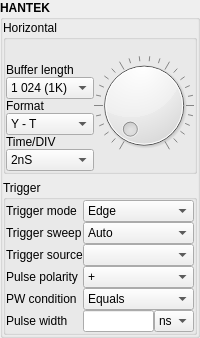
Old version of the form config.ui in the repository anatoltrush/OscillO.
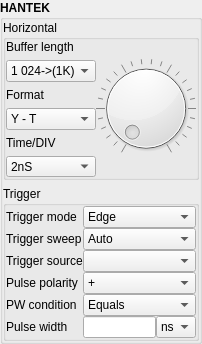
New version of the form.

The edit to the form file:
```diff
--- a/config.ui
+++ b/config.ui
@@ -61,6 +61,9 @@
       <property name="horizontalSpacing">
        <number>0</number>
       </property>
+      <property name="verticalSpacing">
+       <number>6</number>
+      </property>
       <item row="0" column="0">
        <widget class="QGroupBox" name="gBHorizontal">
         <property name="maximumSize">
@@ -95,6 +98,12 @@
          </property>
          <item row="0" column="1" rowspan="2">
           <widget class="QDial" name="dialTimDiv">
+           <property name="sizePolicy">
+            <sizepolicy hsizetype="Expanding" vsizetype="Preferred">
+             <horstretch>0</horstretch>
+             <verstretch>0</verstretch>
+            </sizepolicy>
+           </property>
            <property name="minimumSize">
             <size>
              <width>100</width>
@@ -117,6 +126,9 @@
          </item>
          <item row="1" column="0">
           <layout class="QVBoxLayout" name="vLTDiv">
+           <property name="spacing">
+            <number>6</number>
+           </property>
            <item>
             <widget class="QLabel" name="label_5">
              <property name="text">
@@ -126,9 +138,21 @@
            </item>
            <item>
             <widget class="QComboBox" name="cBBufLen">
+             <property name="sizePolicy">
+              <sizepolicy hsizetype="Minimum" vsizetype="Fixed">
+               <horstretch>0</horstretch>
+               <verstretch>0</verstretch>
+              </sizepolicy>
+             </property>
+             <property name="maximumSize">
+              <size>
+               <width>90</width>
+               <height>16777215</height>
+              </size>
+             </property>
              <item>
               <property name="text">
-               <string>1 024 (1K)</string>
+               <string>1 024-&gt;(1K)</string>
               </property>
              </item>
              <item>
@@ -157,6 +181,12 @@
            </item>
            <item>
             <widget class="QComboBox" name="cBFormat">
+             <property name="maximumSize">
+              <size>
+               <width>90</width>
+               <height>16777215</height>
+              </size>
+             </property>
              <item>
               <property name="text">
                <string>Y - T</string>
@@ -184,6 +214,12 @@
                <height>0</height>
               </size>
              </property>
+             <property name="maximumSize">
+              <size>
+               <width>90</width>
+               <height>16777215</height>
+              </size>
+             </property>
              <item>
               <property name="text">
                <string>2nS</string>
```
Left out of the diff: 71 changed lines with no effect on the pictures.
